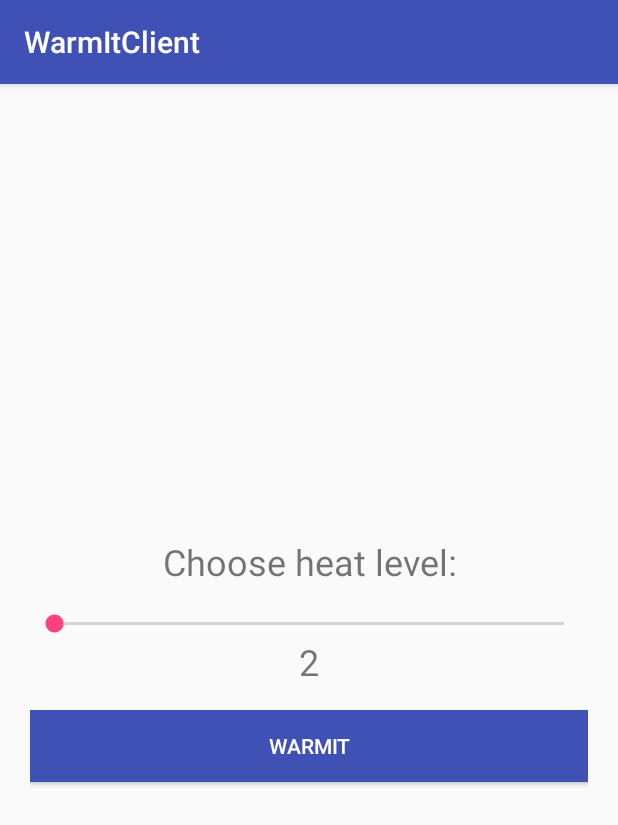
After one commit to Stoefff/WarmIT, an Android app: the ControlActivity screen opened directly, with no data from a screen before it, on a phone screen of 412 x 824 dp. The commit adds this screen. Shown: the top 825 px of the screen. Run offline under Robolectric (Android 15) with nearby library versions, the light colour scheme and no system bars.

Commit message:
Almost working

```diff
--- a/WarmItClient/app/build.gradle
+++ b/WarmItClient/app/build.gradle
@@ -27,5 +27,9 @@ dependencies {
     compile 'com.android.support:appcompat-v7:25.3.1'
     compile 'com.android.support:design:25.3.1'
     compile 'com.android.support.constraint:constraint-layout:1.0.2'
+
+    compile 'com.squareup.retrofit2:retrofit:2.2.0'
+    compile 'com.squareup.retrofit2:converter-gson:2.2.0'
+
     testCompile 'junit:junit:4.12'
 }
--- a/WarmItClient/app/src/main/java/com/warmit/stoeff/warmitclient/ClientAPI.java
+++ b/WarmItClient/app/src/main/java/com/warmit/stoeff/warmitclient/ClientAPI.java
@@ -1,14 +1,26 @@
 package com.warmit.stoeff.warmitclient;
 
+import com.warmit.stoeff.warmitclient.model.Heat;
+import com.warmit.stoeff.warmitclient.model.Ip;
+
+import okhttp3.ResponseBody;
 import retrofit2.Call;
 import retrofit2.http.Body;
 import retrofit2.http.GET;
+import retrofit2.http.POST;
 import retrofit2.http.Path;
 
-public interface ServerAPI {
+public interface ClientAPI {
 
-    @GET("/{ip}")
-    Call<String> getIP(@Path("ip") String ip, @Body String termalId);
+    @GET("/id/{termal_id}")
+    Call<Ip> fetchIP(@Path("termal_id") String termalId);
 
+    @POST("/{ip}")
+    Call<ResponseBody> changeHeat(@Body Heat heat);
+}
 
-}
+//192.168.0.10/id/1929281
+// IP: "192.168.10.2"
+// Heat: 4
+
+//note CHECK Ip and Heat serialized names !!!
--- /dev/null
+++ b/WarmItClient/app/src/main/java/com/warmit/stoeff/warmitclient/ControlActivity.java
@@ -0,0 +1,119 @@
+package com.warmit.stoeff.warmitclient;
+
+import android.app.ProgressDialog;
+import android.support.v7.app.AppCompatActivity;
+import android.os.Bundle;
+import android.view.View;
+import android.widget.Button;
+import android.widget.SeekBar;
+import android.widget.TextView;
+import android.widget.Toast;
+
+import com.warmit.stoeff.warmitclient.model.Heat;
+
+import okhttp3.ResponseBody;
+import retrofit2.Call;
+import retrofit2.Callback;
+import retrofit2.Response;
+import retrofit2.Retrofit;
+import retrofit2.converter.gson.GsonConverterFactory;
+
+public class ControlActivity extends AppCompatActivity {
+
+    private TextView tvSliderValue;
+    private Button btnWarmIt;
+    private SeekBar seekBar;
+    private ProgressDialog progressDialog;
+    private String ip;
+
+    @Override
+    protected void onCreate(Bundle savedInstanceState) {
+        super.onCreate(savedInstanceState);
+        setContentView(R.layout.activity_control);
+        initComponents();
+        setComponentsListeners();
+
+        progressDialog.setMessage("Sending...");
+        progressDialog.setIndeterminate(true);
+        progressDialog.setCancelable(false);
+
+        ip = getIntent().getStringExtra(IdActivity.IP);
+        showToast("Yo I received the ip: " + ip);
+    }
+
+    private void initComponents() {
+        tvSliderValue = (TextView) findViewById(R.id.tv_seekbar_value);
+        seekBar = (SeekBar) findViewById(R.id.seek_bar);
+        btnWarmIt = (Button) findViewById(R.id.btn_warm_it);
+        progressDialog = new ProgressDialog(this);
+    }
+
+    private void setComponentsListeners() {
+        seekBar.setOnSeekBarChangeListener(new SeekBar.OnSeekBarChangeListener() {
+            @Override
+            public void onProgressChanged(SeekBar seekBar, int progress, boolean fromUser) {
+                tvSliderValue.setText(String.valueOf(progress));
+
+                //send progress value
+            }
+
+            @Override
+            public void onStartTrackingTouch(SeekBar seekBar) {
+
+            }
+
+            @Override
+            public void onStopTrackingTouch(SeekBar seekBar) {
+
+            }
+        });
+
+        btnWarmIt.setOnClickListener(new View.OnClickListener() {
+            @Override
+            public void onClick(View v) {
+                if (ip == null || ip.isEmpty()) {
+                    showToast("Invalid IP");
+                }else {
+                    progressDialog.show();
+                    int progress = seekBar.getProgress();
+                    warmItWithValue(progress);
+                }
+            }
+        });
+    }
+
+    private void warmItWithValue(int value) {
+        Retrofit retrofit = new Retrofit.Builder()
+                .baseUrl("http://" + ip)
+                .addConverterFactory(GsonConverterFactory.create())
+                .build();
+
+        Heat heat = new Heat(value);
+
+        retrofit.create(ClientAPI.class)
+                .changeHeat(heat)
+                .enqueue(new Callback<ResponseBody>() {
+                    @Override
+                    public void onResponse(Call<ResponseBody> call, Response<ResponseBody> response) {
+                        if (response.isSuccessful()) {
+                            showToast("Calma, your home will be warmed");
+                        }else {
+                            showToast("Something went wrong, IDK maybe no such IP");
+                        }
+
+                        progressDialog.hide();
+                    }
+
+                    @Override
+                    public void onFailure(Call<ResponseBody> call, Throwable t) {
+                        progressDialog.hide();
+                        showToast("Something went wrong, check your connectivity and try again");
+                        t.printStackTrace();
+                    }
+                });
+    }
+
+    private void showToast(String msg) {
+        Toast.makeText(this, msg, Toast.LENGTH_SHORT).show();
+    }
+}
--- /dev/null
+++ b/WarmItClient/app/src/main/res/layout/activity_control.xml
@@ -0,0 +1,45 @@
+<?xml version="1.0" encoding="utf-8"?>
+<LinearLayout xmlns:android="http://schemas.android.com/apk/res/android"
+    xmlns:app="http://schemas.android.com/apk/res-auto"
+    xmlns:tools="http://schemas.android.com/tools"
+    android:layout_width="match_parent"
+    android:layout_height="match_parent"
+    android:padding="20dp"
+    android:orientation="vertical"
+    android:gravity="center"
+    tools:context="com.warmit.stoeff.warmitclient.ControlActivity">
+
+
+    <TextView
+        android:gravity="center_horizontal"
+        android:textSize="24sp"
+        android:text="@string/choose_heat_level"
+        android:layout_width="match_parent"
+        android:layout_height="wrap_content" />
+
+    <SeekBar
+        android:id="@+id/seek_bar"
+        android:progress="0"
+        android:max="5"
+        android:layout_marginTop="16dp"
+        android:layout_width="match_parent"
+        android:layout_height="wrap_content" />
+
+    <TextView
+        android:id="@+id/tv_seekbar_value"
+        android:gravity="center_horizontal"
+        android:textSize="24sp"
+        android:text="2"
+        android:layout_width="match_parent"
+        android:layout_height="wrap_content" />
+
+
+    <Button
+        android:id="@+id/btn_warm_it"
+        android:layout_marginTop="16dp"
+        android:textColor="@android:color/white"
+        android:background="@color/colorPrimary"
+        android:text="@string/warm_it"
+        android:layout_width="match_parent"
+        android:layout_height="wrap_content" />
+</LinearLayout>
--- a/WarmItClient/app/src/main/res/values/strings.xml
+++ b/WarmItClient/app/src/main/res/values/strings.xml
@@ -14,4 +14,6 @@
         completions."
     </string>
     <string name="termal_head_id">Enter termal head ID:</string>
+    <string name="choose_heat_level">Choose heat level:</string>
+    <string name="warm_it">WarmIT</string>
 </resources>
```
Also changed, not shown: WarmItClient/app/src/main/AndroidManifest.xml (+3 -9 lines), WarmItClient/app/src/main/java/com/warmit/stoeff/warmitclient/IdActivity.java (+61 -1 lines), WarmItClient/app/src/main/java/com/warmit/stoeff/warmitclient/model/Heat.java (+16 -3 lines), WarmItClient/app/src/main/java/com/warmit/stoeff/warmitclient/model/Ip.java (added, +21 -0 lines).
